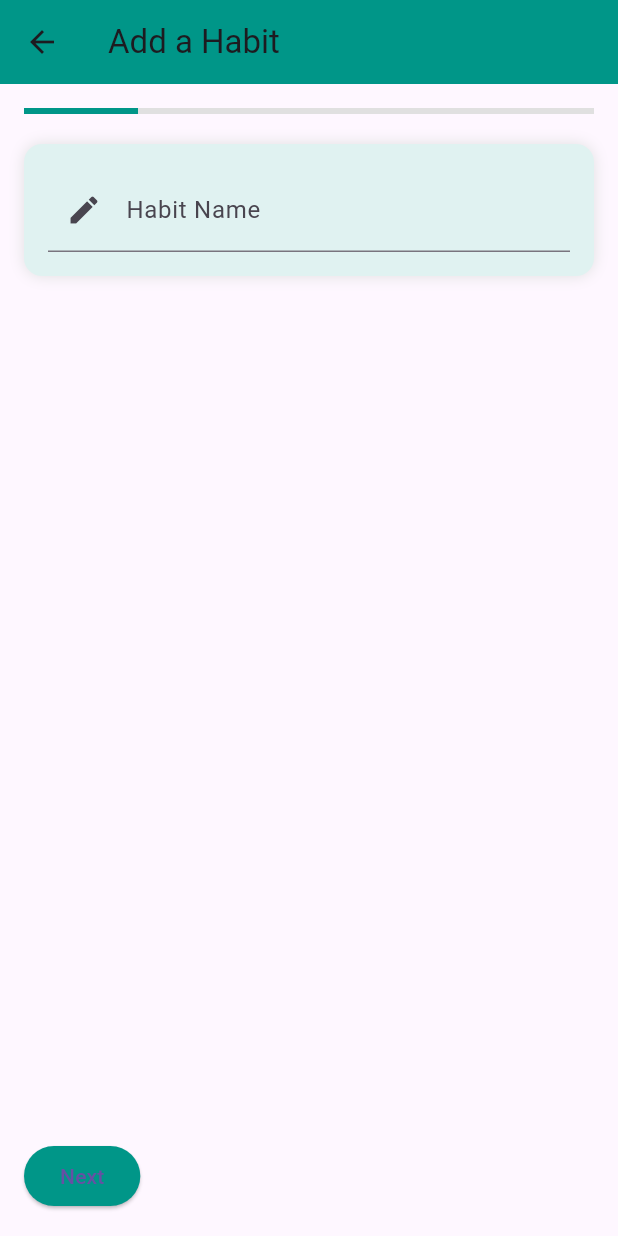
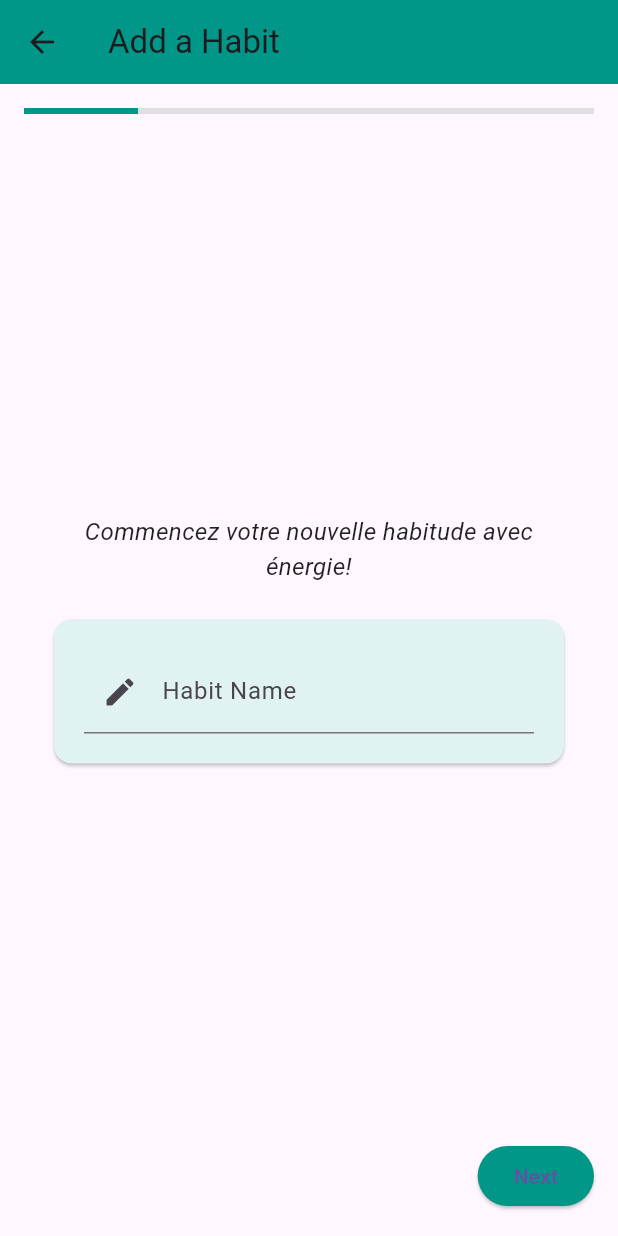
Before and after one commit to amenithmayni/flutter_evreyday, a Flutter app: the AjouterHabitPage screen opened directly with empty values, on a phone screen of 412 x 824 dp. Run offline on Flutter 3.47's test engine with Material 3 defaults, Android fonts, the phone set to English and light mode, and no system bars; our stand-ins replace flutter_local_notifications, image_picker, table_calendar, timezone.

Commit message:
Ajout de nouvelles fonctionnalités

```diff
--- a/lib/ajout_habit.dart
+++ b/lib/ajout_habit.dart
@@ -18,7 +18,6 @@ class _AjouterHabitPageState extends State<AjouterHabitPage> {
   String type = '';
   double duration = 30;
   TimeOfDay? time;
-  bool completed = false;
 
   final List<String> habitTypes = ['Health', 'Work', 'Leisure', 'Learning'];
 
@@ -49,7 +48,7 @@ class _AjouterHabitPageState extends State<AjouterHabitPage> {
         'type': type.isNotEmpty ? type : '',
         'duree': '${duration.toInt()} min',
         'heure': time != null ? '${time!.hour}:${time!.minute}' : '',
-        'completed': completed,
+        'completed': false, // نبقيها false تلقائياً
       }),
     );
 
@@ -67,18 +66,18 @@ class _AjouterHabitPageState extends State<AjouterHabitPage> {
   }
 
   Widget _buildStepContent() {
+    String motivation = '';
+    Widget content = const SizedBox();
+
     switch (_currentStep) {
       case 0:
-        return Column(
-          children: [
-            AnimatedContainer(
-              duration: const Duration(milliseconds: 500),
-              padding: const EdgeInsets.all(16),
-              decoration: BoxDecoration(
+        motivation = "Commencez votre nouvelle habitude avec énergie!";
+        content = Card(
           color: Colors.teal.shade50,
-                  borderRadius: BorderRadius.circular(12),
-                  boxShadow: [BoxShadow(color: Colors.grey.shade300, blurRadius: 8)]),
-              child: TextFormField( //CASE 0 "NOM"
+          shape: RoundedRectangleBorder(borderRadius: BorderRadius.circular(12)),
+          child: Padding(
+            padding: const EdgeInsets.all(20),
+            child: TextFormField(
               decoration: const InputDecoration(
                 labelText: 'Habit Name',
                 prefixIcon: Icon(Icons.edit),
@@ -86,11 +85,13 @@ class _AjouterHabitPageState extends State<AjouterHabitPage> {
               onChanged: (val) => setState(() => name = val),
             ),
           ),
-          ],
         );
+        break;
       case 1:
-        return Wrap(//CASE 1 "TYPE"
-          spacing: 8,
+        motivation = "Choisissez le type qui vous inspire le plus!";
+        content = Wrap(
+          spacing: 10,
+          alignment: WrapAlignment.center,
           children: habitTypes.map((t) {
             final selected = t == type;
             return ChoiceChip(
@@ -101,8 +102,11 @@ class _AjouterHabitPageState extends State<AjouterHabitPage> {
             );
           }).toList(),
         );
+        break;
       case 2:
-        return Column(//CASE 2 "DUREE"
+        motivation = "Définissez la durée idéale pour cette habitude!";
+        content = Column(
+          mainAxisSize: MainAxisSize.min,
           children: [
             Text('Duration: ${duration.toInt()} min', style: const TextStyle(fontSize: 18)),
             Slider(
@@ -115,14 +119,14 @@ class _AjouterHabitPageState extends State<AjouterHabitPage> {
             ),
           ],
         );
+        break;
       case 3:
-        return Column(//CASE 3 "TIME"
+        motivation = "Choisissez l'heure parfaite pour votre habitude!";
+        content = Column(
+          mainAxisSize: MainAxisSize.min,
           children: [
-            Text(
-              time != null ? 'Time: ${time!.format(context)}' : 'Select Time',
-              style: const TextStyle(fontSize: 18),
-            ),
-            const SizedBox(height: 20),
+            Text(time != null ? 'Time: ${time!.format(context)}' : 'Select Time', style: const TextStyle(fontSize: 18)),
+            const SizedBox(height: 10),
             ElevatedButton(
               onPressed: () async {
                 final selected = await showTimePicker(
@@ -135,36 +139,45 @@ class _AjouterHabitPageState extends State<AjouterHabitPage> {
             ),
           ],
         );
+        break;
       case 4:
-        return Column(
-          children: [//CASE 4 "CONFURMATION"
-            Card(
+        motivation = "Voici le résumé final de votre habitude:";
+        content = Card(
           color: Colors.teal.shade50,
+          shape: RoundedRectangleBorder(borderRadius: BorderRadius.circular(12)),
           child: Padding(
-                padding: const EdgeInsets.all(16),
+            padding: const EdgeInsets.all(20),
             child: Column(
               crossAxisAlignment: CrossAxisAlignment.start,
               children: [
-                    Text('Name: ${name.isNotEmpty ? name : ''}'),
-                    Text('Type: ${type.isNotEmpty ? type : ''}'),
-                    Text('Duration: ${duration.toInt()} min'),
-                    Text('Time: ${time != null ? time!.format(context) : ''}'),
-                    Text('Completed: ${completed ? "Yes" : "No"}'),
+                Text('Name: ${name.isNotEmpty ? name : ''}', style: const TextStyle(fontSize: 16)),
+                Text('Type: ${type.isNotEmpty ? type : ''}', style: const TextStyle(fontSize: 16)),
+                Text('Duration: ${duration.toInt()} min', style: const TextStyle(fontSize: 16)),
+                Text('Time: ${time != null ? time!.format(context) : ''}', style: const TextStyle(fontSize: 16)),
               ],
             ),
           ),
+        );
+        break;
+    }
+
+    return Center(
+      child: Padding(
+        padding: const EdgeInsets.symmetric(horizontal: 16, vertical: 10),
+        child: Column(
+          mainAxisAlignment: MainAxisAlignment.center,
+          children: [
+            Text(
+              motivation,
+              textAlign: TextAlign.center,
+              style: const TextStyle(fontSize: 16, fontStyle: FontStyle.italic, color: Colors.black87),
             ),
             const SizedBox(height: 20),
-            SwitchListTile(
-              title: const Text('Completed?'),
-              value: completed,
-              onChanged: (val) => setState(() => completed = val),
+            content,
+          ],
         ),
-          ],
+      ),
     );
-      default:
-        return const SizedBox();
-    }
   }
 
   @override
@@ -175,7 +188,7 @@ class _AjouterHabitPageState extends State<AjouterHabitPage> {
         padding: const EdgeInsets.all(16),
         child: Column(
           children: [
-            LinearProgressIndicator( ///////////////////////////
+            LinearProgressIndicator(
               value: (_currentStep + 1) / 5,
               backgroundColor: Colors.grey.shade300,
               color: Colors.teal,
@@ -191,6 +204,7 @@ class _AjouterHabitPageState extends State<AjouterHabitPage> {
                     style: ElevatedButton.styleFrom(backgroundColor: Colors.grey),
                     child: const Text('Previous'),
                   ),
+                const Spacer(),
                 ElevatedButton(
                   onPressed: () {
                     if (_currentStep < 4) {
--- a/pubspec.yaml
+++ b/pubspec.yaml
@@ -31,6 +31,7 @@ dependencies:
   flutter:
     sdk: flutter
   http: ^1.2.0
+  table_calendar: ^3.0.8
 
 
   # The following adds the Cupertino Icons font to your application.
@@ -38,6 +39,7 @@ dependencies:
   cupertino_icons: ^1.0.8
   image_picker: ^1.2.1
   intl: ^0.20.2
+  flutter_local_notifications: ^13.0.0
 
 dev_dependencies:
   flutter_test:
```
Also changed, not shown: lib/MyProfile_Screen.dart (added, +78 -0 lines), lib/home_screen.dart (+232 -184 lines), lib/login_screen.dart (+7 -2 lines), pubspec.lock, 1 other file. Lines whose indentation alone changed are shown as unchanged.
